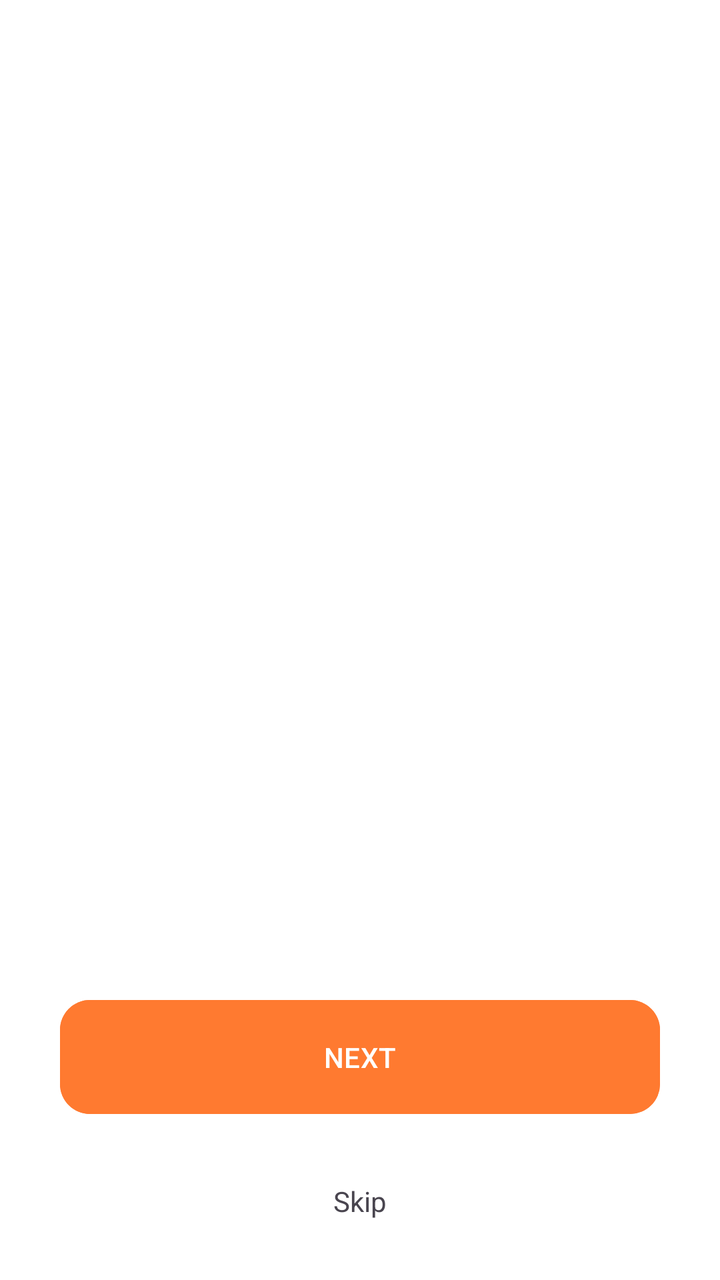
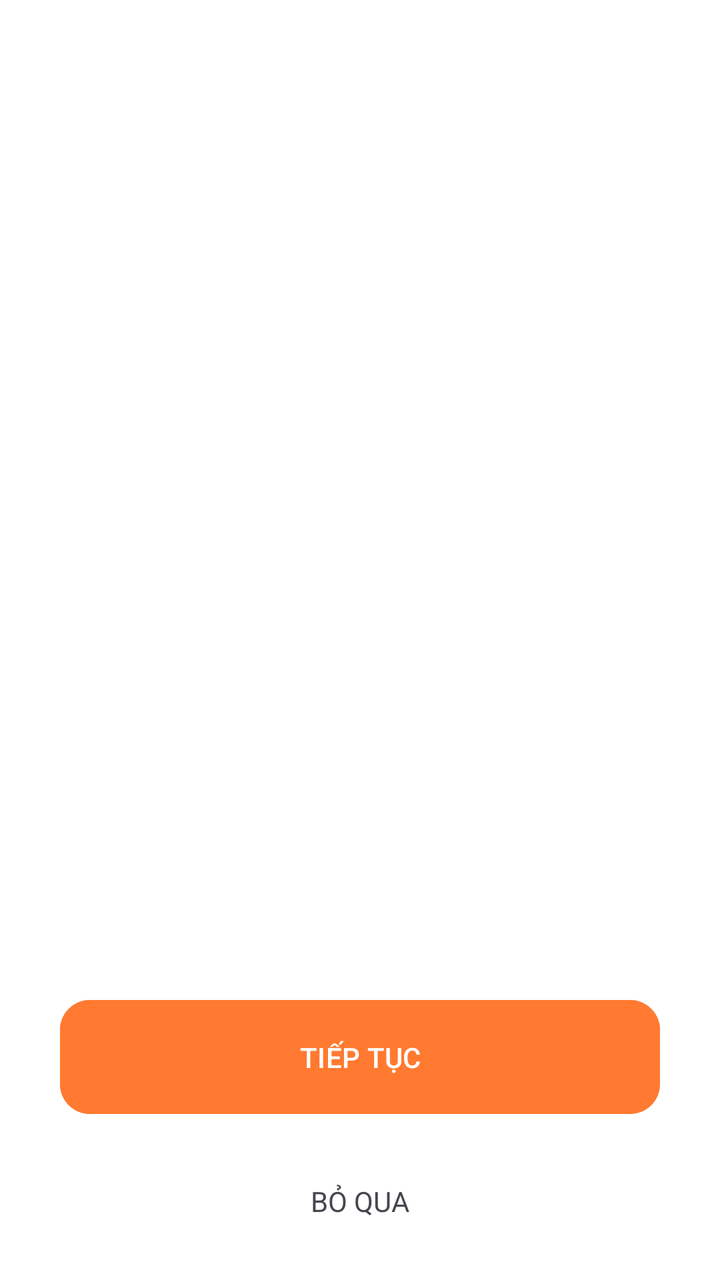

Compare the two renders of this Android layout. The source of the first and the diff that turns it into the second are given below.
<!-- AndroidManifest.xml: application theme Theme.NHOM33 -->
<!-- res/layout/activity_onboarding.xml -->
<androidx.constraintlayout.widget.ConstraintLayout xmlns:android="http://schemas.android.com/apk/res/android"
    xmlns:app="http://schemas.android.com/apk/res-auto"
    android:layout_width="match_parent"
    android:layout_height="match_parent"
    android:background="#FFFFFF">

    <androidx.viewpager2.widget.ViewPager2
        android:id="@+id/viewPager"
        android:layout_width="match_parent"
        android:layout_height="0dp"
        app:layout_constraintBottom_toTopOf="@+id/btnNext"
        app:layout_constraintTop_toTopOf="parent" />

    
    <Button
        android:id="@+id/btnNext"
        android:layout_width="match_parent"
        android:layout_height="65dp"
        android:layout_margin="30dp"
        android:backgroundTint="#FF7A30"
        android:text="NEXT"
        app:cornerRadius="15dp"
        app:layout_constraintBottom_toTopOf="@id/tvSkip" />

    <TextView
        android:id="@+id/tvSkip"
        android:layout_width="wrap_content"
        android:layout_height="wrap_content"
        android:layout_marginBottom="30dp"
        android:text="Skip"
        app:layout_constraintBottom_toBottomOf="parent"
        app:layout_constraintEnd_toEndOf="parent"
        app:layout_constraintStart_toStartOf="parent" />

</androidx.constraintlayout.widget.ConstraintLayout>
<!-- resources referenced by this layout -->
<resources>
  <style name="Theme.NHOM33" parent="Base.Theme.NHOM33" />
  <style name="Base.Theme.NHOM33" parent="Theme.Material3.DayNight.NoActionBar">
          
          
      </style>
</resources>

<!-- the commit's change to res/layout/activity_onboarding.xml (unified diff, before → after) -->
@@ -18,7 +18,7 @@
         android:layout_height="65dp"
         android:layout_margin="30dp"
         android:backgroundTint="#FF7A30"
-        android:text="NEXT"
+        android:text="TIẾP TỤC"
         app:cornerRadius="15dp"
         app:layout_constraintBottom_toTopOf="@id/tvSkip" />
 
@@ -27,7 +27,7 @@
         android:layout_width="wrap_content"
         android:layout_height="wrap_content"
         android:layout_marginBottom="30dp"
-        android:text="Skip"
+        android:text="BỎ QUA"
         app:layout_constraintBottom_toBottomOf="parent"
         app:layout_constraintEnd_toEndOf="parent"
         app:layout_constraintStart_toStartOf="parent" />
